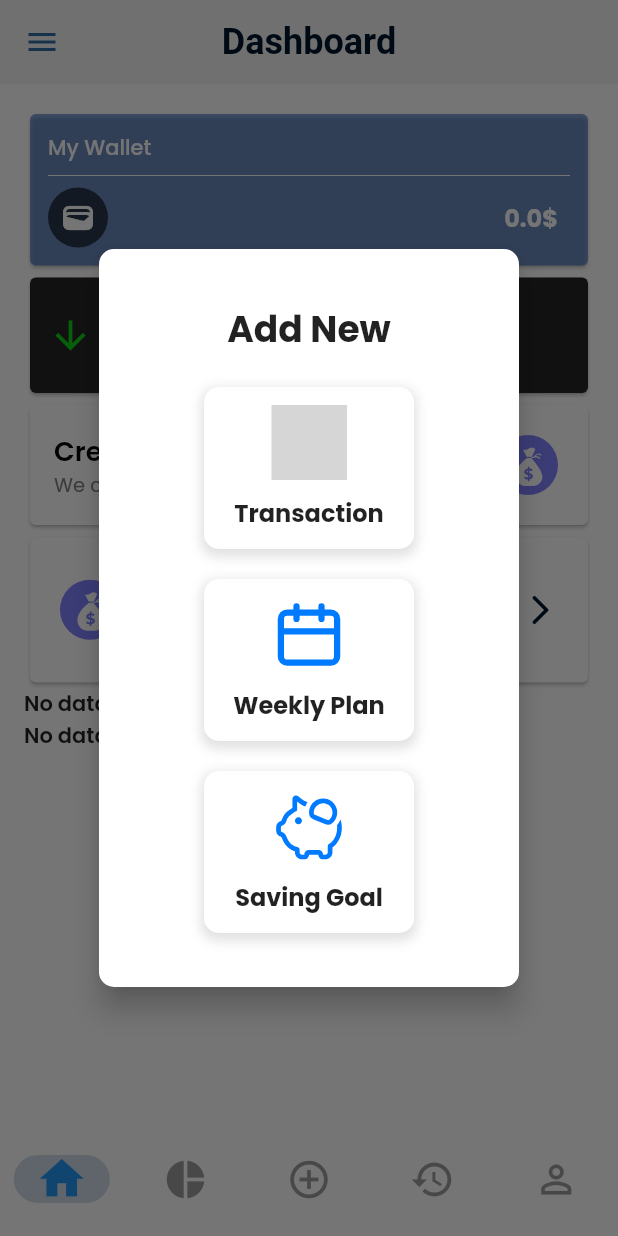
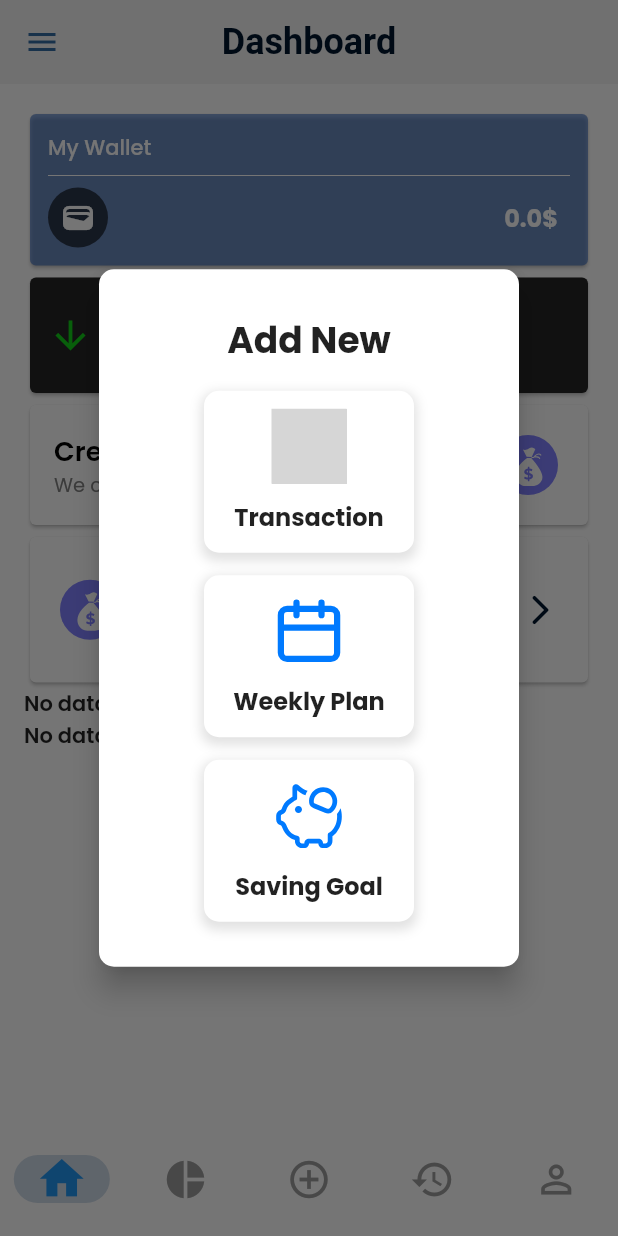
Before and after one commit to RMIT-Budgetly/budgetly, a Flutter app: the screen it shows once a user with an empty profile is signed in, item 3 of the bottom bar chosen, on a phone screen of 412 x 824 dp. Run offline on Flutter 3.47's test engine with Material 3 defaults, Android fonts, the phone set to English and light mode, and no system bars; our stand-ins replace cloud_firestore, firebase_auth, firebase_core, firebase_storage, fl_chart, flutter_svg and 4 more; accounts and stored records are empty; grey boxes are pictures that could not be loaded.

Commit message:
Make buttons of tracking selection smaller

```diff
--- a/lib/components/tracking_selection.dart
+++ b/lib/components/tracking_selection.dart
@@ -12,7 +12,7 @@ class TrackingSelection extends StatelessWidget {
       child: Container(
         padding: const EdgeInsets.symmetric(
             vertical: 20, horizontal: 16), // Updated padding
-        margin: const EdgeInsets.all(16),
+        margin: const EdgeInsets.all(10),
         child: Column(
           mainAxisSize: MainAxisSize.min,
           children: [
@@ -23,7 +23,7 @@ class TrackingSelection extends StatelessWidget {
                 fontWeight: FontWeight.bold,
               ),
             ),
-            const SizedBox(height: 20),
+            const SizedBox(height: 15),
             createButton(
               "assets/icons/transactions.svg",
               'Transaction',
@@ -31,7 +31,7 @@ class TrackingSelection extends StatelessWidget {
                 Navigator.pushNamed(context, '/add_expenses');
               },
             ),
-            const SizedBox(height: 20),
+            const SizedBox(height: 15),
             createButton(
               "assets/icons/weekly_plan.svg",
               'Weekly Plan',
@@ -39,7 +39,7 @@ class TrackingSelection extends StatelessWidget {
                 Navigator.pushNamed(context, '/weekly_plan_form');
               },
             ),
-            const SizedBox(height: 20),
+            const SizedBox(height: 15),
             createButton(
               "assets/icons/saving_goal.svg",
               'Saving Goal',
--- a/lib/main.dart
+++ b/lib/main.dart
@@ -54,7 +54,7 @@ class MyApp extends StatelessWidget {
         '/goals': (context) => const Goal(),
         '/plans': (context) => const ViewPlan(),
         '/data_visualization': (context) => const DataVisualizationPage(),
-        '/history_pages': (context) => const History(),
+        '/history': (context) => const History(),
         '/profile_page': (context) => const ProfilePage(),
       },
     );
```
